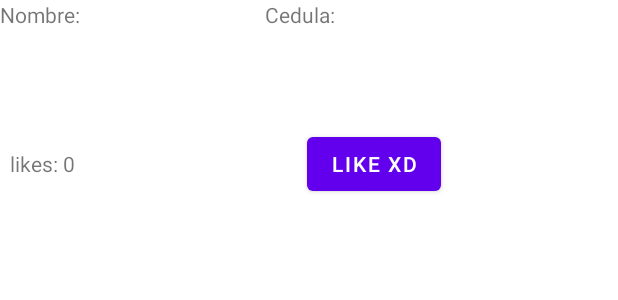
After one commit to 2020-B-Aplicaciones-Moviles-Computacion/AMC-charco-cuenca-alex-vladimir, an Android app: the layout recycler_view_layout.xml on its own in the app's theme, with its tools: preview values and no code run, on a phone screen of 412 x 824 dp. The commit adds this screen. Shown: the top 300 px of the screen. Run offline under Robolectric (Android 15) with nearby library versions, the phone set to English and light mode, and no system bars.

Commit message:
Clase 14 - Recycle View

```diff
--- a/02-android/app/src/main/AndroidManifest.xml
+++ b/02-android/app/src/main/AndroidManifest.xml
@@ -9,7 +9,8 @@
         android:roundIcon="@mipmap/ic_launcher_round"
         android:supportsRtl="true"
         android:theme="@style/Theme.02android">
-        <activity android:name=".CIntentExplicitParameters"></activity>
+        <activity android:name=".CIntentRespuesta"></activity>
+        <activity android:name=".CIntentExplicitParameters" />
         <activity android:name=".BListView">
             <intent-filter>
                 <action android:name="android.intent.action.SEND" />
--- /dev/null
+++ b/02-android/app/src/main/res/layout/recycler_view_layout.xml
@@ -0,0 +1,50 @@
+<?xml version="1.0" encoding="utf-8"?>
+<androidx.constraintlayout.widget.ConstraintLayout xmlns:android="http://schemas.android.com/apk/res/android"
+    xmlns:app="http://schemas.android.com/apk/res-auto"
+    xmlns:tools="http://schemas.android.com/tools"
+    android:id="@+id/layt_recycle_view"
+    android:layout_width="match_parent"
+    android:layout_height="match_parent">
+
+    <Button
+        android:id="@+id/bt_likes"
+        android:layout_width="wrap_content"
+        android:layout_height="wrap_content"
+        android:text="Like XD"
+        app:layout_constraintBottom_toBottomOf="@+id/tv_likes"
+        app:layout_constraintEnd_toEndOf="parent"
+        app:layout_constraintHorizontal_bias="0.635"
+        app:layout_constraintStart_toStartOf="parent"
+        app:layout_constraintTop_toTopOf="@+id/tv_likes"
+        app:layout_constraintVertical_bias="0.482" />
+
+    <TextView
+        android:id="@+id/tv_nombre"
+        android:layout_width="wrap_content"
+        android:layout_height="wrap_content"
+        android:text="Nombre: "
+        tools:layout_editor_absoluteX="16dp"
+        tools:layout_editor_absoluteY="38dp" />
+
+    <TextView
+        android:id="@+id/tv_cedula"
+        android:layout_width="wrap_content"
+        android:layout_height="wrap_content"
+        android:layout_marginStart="120dp"
+        android:layout_marginLeft="120dp"
+        android:text="Cedula:"
+        app:layout_constraintBottom_toBottomOf="@+id/tv_nombre"
+        app:layout_constraintStart_toEndOf="@+id/tv_nombre"
+        app:layout_constraintTop_toTopOf="@+id/tv_nombre"
+        app:layout_constraintVertical_bias="0.0" />
+
+    <TextView
+        android:id="@+id/tv_likes"
+        android:layout_width="wrap_content"
+        android:layout_height="wrap_content"
+        android:layout_marginTop="80dp"
+        android:text="likes: 0"
+        app:layout_constraintEnd_toEndOf="@+id/tv_nombre"
+        app:layout_constraintStart_toStartOf="@+id/tv_nombre"
+        app:layout_constraintTop_toBottomOf="@+id/tv_nombre" />
+</androidx.constraintlayout.widget.ConstraintLayout>
```
Also changed, not shown: 02-android/app/src/main/java/com/example/a02_android/CIntentRespuesta.kt (added, +67 -0 lines), 02-android/app/src/main/java/com/example/a02_android/MainActivity.kt (+9 -1 lines), 02-android/app/src/main/java/com/example/a02_android/RecyclerViewAdaptadorNomCed.kt (added, +74 -0 lines), 02-android/app/src/main/res/layout/activity_c_intent_respuesta.xml (added, +25 -0 lines), 02-android/app/src/main/res/layout/activity_main.xml (+10 -0 lines).
